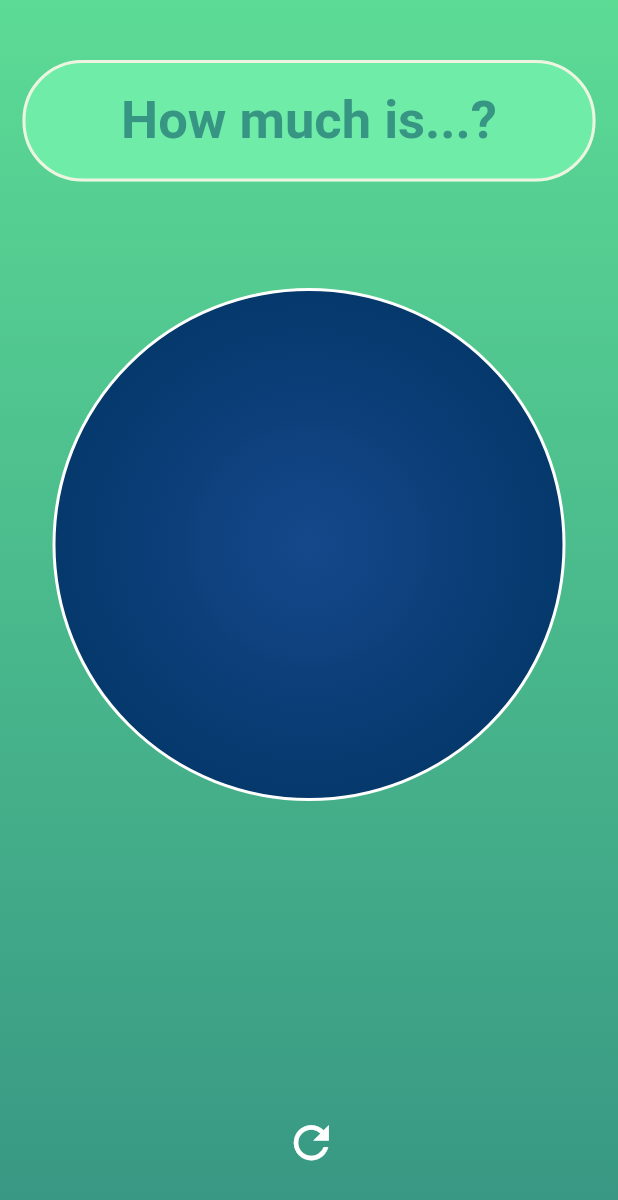
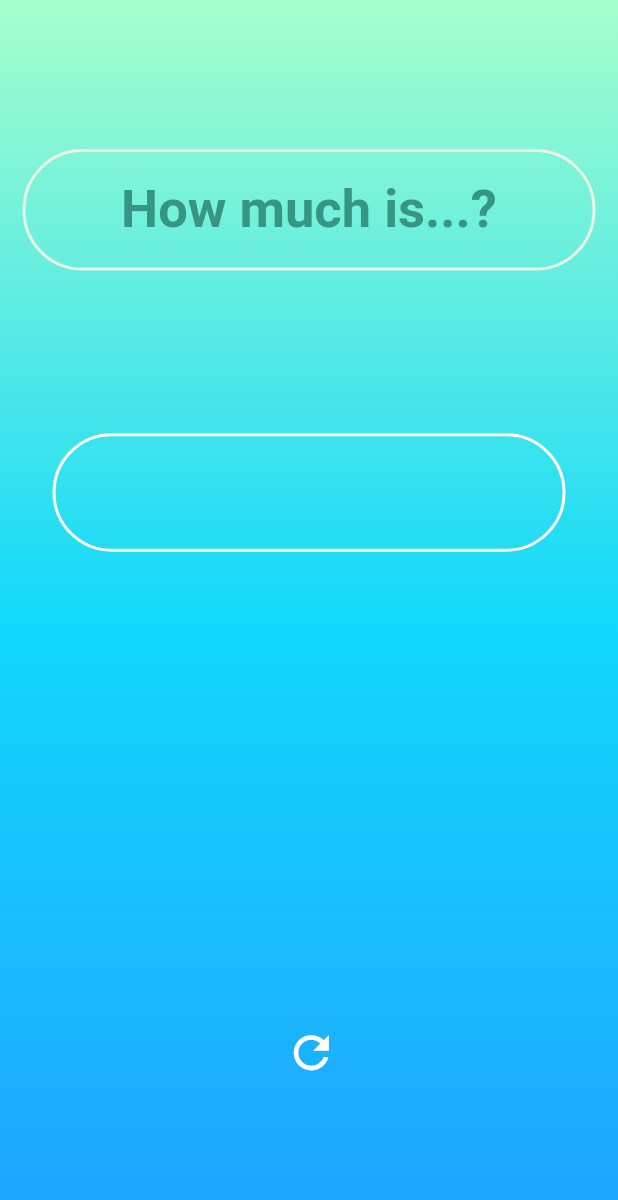
Before and after one commit to g-bulgarit/How-much-is-it, a Flutter app: the screen it shows after launch, on a phone screen of 412 x 824 dp. Shown: the top 1200 px of the screen. Run offline on Flutter 3.47's test engine with Material 2 defaults, Android fonts, the phone set to English and light mode, and no system bars; our stand-ins replace sprintf; Roboto replaces fonts that are missing (Bebas).

Commit message:
Added gradients and new conversions

```diff
--- a/lib/colors.dart
+++ b/lib/colors.dart
@@ -12,13 +12,19 @@ const Color backgroundGradientTop = Color(0xFF38ef7d);
 
 // Foreground colors:
 const Color foregroundColorMain = Color(0xFF8EE4AF);
-const Color foregroundColorDark = Color(0xFF05386B);
-const Color foregroundColorInner = Color(0xFF15488B);
+const Color foregroundColorDark = Color(0xFF1ca3ff);
+const Color foregroundColorInner = Color(0xFF2ad6e8);
 const Color foregroundAccent = Color(0xFF6feda8);
 
 // Text colors
 const Color textColorMain = Color(0xFFEDF5E1);
 const Color textColorHint = Color(0xFF379683);
 
+
+// Gradients
+const Color gradientBottom = Color(0xFF1FA2FF);
+const Color gradientCenter = Color(0xFF12D8FA);
+const Color gradientTop = Color(0xFFA6FFCB);
+
 // Color reference taken from some of these:
 // https://visme.co/blog/wp-content/uploads/2016/09/website25-1024x512.jpg
--- a/lib/constants.dart
+++ b/lib/constants.dart
@@ -11,6 +11,8 @@ final convertFrom = {"power"           : { "watts" : 1,
                      "energy"          : {"joule" : 1,
                                           "electron volt" : 1,
                                           "kcal" : 4200,
+                                          "kilo calories" : 4200,
+                                          "calories" : 4200,
                                           "watt hours": 0.0002777778,
                                           "watt-hours": 0.0002777778,
                                           "btu": 0.0009478171,
@@ -79,11 +81,13 @@ final convertFrom = {"power"           : { "watts" : 1,
 
 final convertTo = {"power"             : {"hamsters on a wheel" : 0.4,
                                           "keystrokes on a keyboard (per second)" : 0.0015,
-                                          "AA batteries (per hour)": 3.9
+                                          "AA batteries (per hour)": 3.9,
+                                          "washing machines":500,
                                          },
 
                     "energy"           : {"times the recoil from an AK47 shot" : 2108,
-                                          "":4
+                                          "the energy consumed in one hour of sleep": 376560,
+                                          "times the energy consumption of New York City per hour": 39600000000000,
                                          },
 
                     "length"           :{"times the width of a pinky finger": 0.0127,
@@ -123,7 +127,7 @@ final convertTo = {"power"             : {"hamsters on a wheel" : 0.4,
                                         },
 
                     "time"             :{"times the longest recorded flight of a chicken" : 13,
-                                         "placeholder":1},
+                                        },
                     "temperature"      :{},
                   };
 
@@ -181,4 +185,13 @@ final subtextList = [
   "what would Newton say?",
   "whatever floats your boat",
   "whatever rustles your jimmies",
+  "When life gives you lemons, make life take the lemons back",
+  "Free admission on your next visit to the Dojo",
+  "Ceci ñ'est pas une calcul",
+  "save this for trivia night!",
+  "this isn't easy",
+  "this is harder than it looks",
+  "I wouldn't bet on it",
+  "next time, measure with bananas",
+  "just smile and wave, boys",
 ];
--- a/lib/main.dart
+++ b/lib/main.dart
@@ -48,13 +48,13 @@ class UserTextInput extends State<TextInput>{
       body: new Container(
         decoration: BoxDecoration(
           gradient: LinearGradient(
-            colors: [backgroundColorMain, textColorHint],
-            begin: Alignment.topCenter,
-            end: Alignment.bottomCenter,
+            colors: [gradientBottom, gradientCenter, gradientTop],
+            begin: Alignment.bottomCenter,
+            end: Alignment.topCenter,
             ),
           ),
-        padding: EdgeInsets.only(top: 40,
-                                 bottom: 40,
+        padding: EdgeInsets.only(top: 30,
+                                 bottom: 30,
                                  right: 15,
                                  left: 15),
         child: new Center(
@@ -84,7 +84,7 @@ class UserTextInput extends State<TextInput>{
 
                     // On focus:
                     focusedBorder: OutlineInputBorder(
-                      borderSide: BorderSide(color: foregroundColorInner, width: 2),
+                      borderSide: BorderSide(color: textColorMain, width: 2),
                       borderRadius: BorderRadius.all(Radius.circular(40))
                     ),
 
@@ -94,7 +94,7 @@ class UserTextInput extends State<TextInput>{
                     ),
 
                     // Fill color:
-                    filled: true,
+                    filled: false,
                     fillColor: foregroundAccent,
 
                   ),
@@ -121,23 +121,22 @@ class UserTextInput extends State<TextInput>{
               ),
                 ),
 
-              new Expanded(
-                flex: 7,
-                child: new Container(
+                new Container(
                   width: cWidth,
-                  height: cWidth,
                   alignment: Alignment.center,
                   decoration: BoxDecoration(
-                    shape:  BoxShape.circle,
+                    shape:  BoxShape.rectangle,
+                    borderRadius: BorderRadius.circular(50),
                     border: Border.all(
                       color: Colors.white,
                       width: 2
                     ),
-                    // color: foregroundColorDark,
-                    gradient: RadialGradient(
-                      colors: [foregroundColorInner, foregroundColorDark],
+                    color: Colors.transparent,
+                    // gradient: RadialGradient(
+                    //   colors: [foregroundColorInner, foregroundColorDark],
+                    //   stops: [0.1,0.85],
 
-                    )
+                    // )
                   ),
 
                   padding: EdgeInsets.all(20.0),
@@ -154,8 +153,7 @@ class UserTextInput extends State<TextInput>{
                       fontSize: 30,
                     ),
                   ),
-                )
-              ),
+                ),
 
               new Container(
                 height: 150,
@@ -176,7 +174,7 @@ class UserTextInput extends State<TextInput>{
 
               new Container(
                 width: 50,
-                alignment: Alignment.center,
+                alignment: Alignment.bottomCenter,
                 child: new IconButton(
                 icon: new Icon(
                   Icons.refresh,
```
